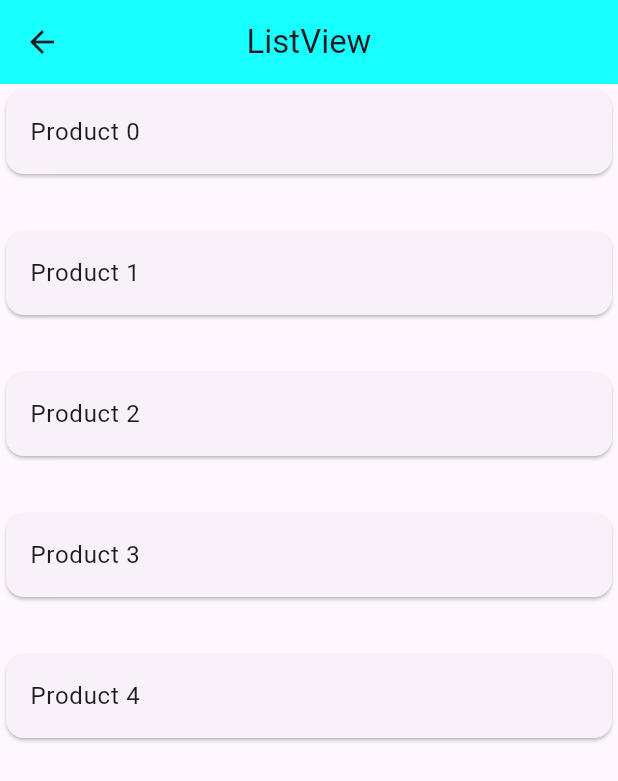
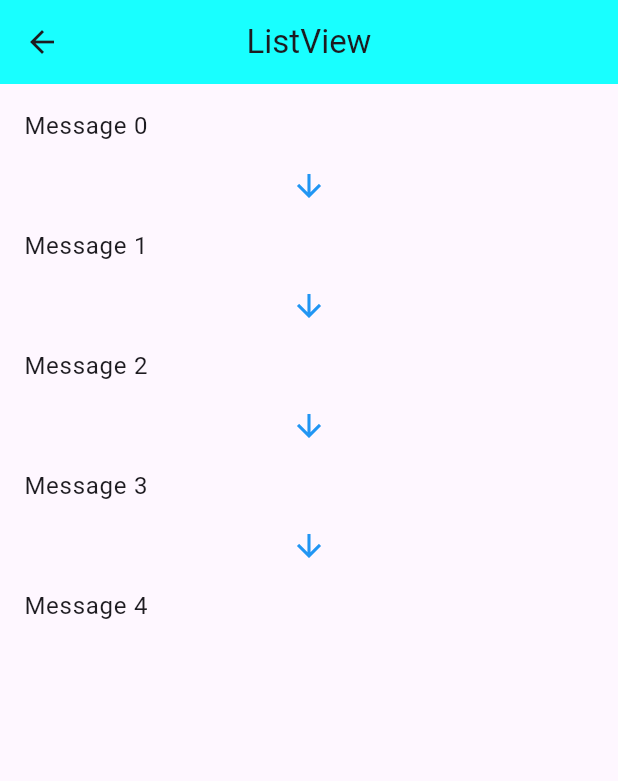
Before and after one commit to Maha6468/widget_practice, a Flutter app: the ListView_All screen opened directly, on a phone screen of 412 x 824 dp. Shown: the top 781 px of the screen. Run offline on Flutter 3.47's test engine with Material 3 defaults, Android fonts, the phone set to English and light mode, and no system bars; statements that could not run were skipped.

Commit message:
ListView.separated

```diff
--- a/lib/Normal_widget/container_All.dart
+++ b/lib/Normal_widget/container_All.dart
@@ -14,14 +14,12 @@ class ListView_All extends StatelessWidget {
         body:ListView.separated(
           itemCount: 5,
           itemBuilder: (context, index) {
-            return Card(
-              child: ListTile(
-                title: Text("Product $index"),
-              ),
+            return ListTile(
+              title: Text("Message $index"),
             );
           },
           separatorBuilder: (context, index) {
-            return SizedBox(height: 30); // বড় gap
+            return Icon(Icons.arrow_downward, color: Colors.blue);
           },
         )
 
```
